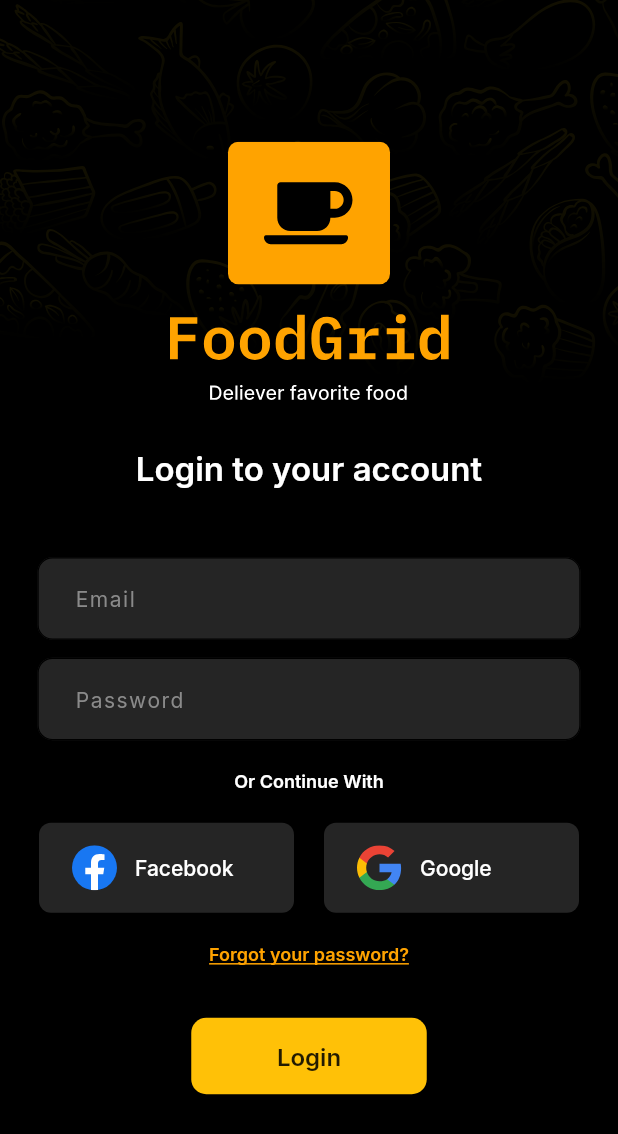
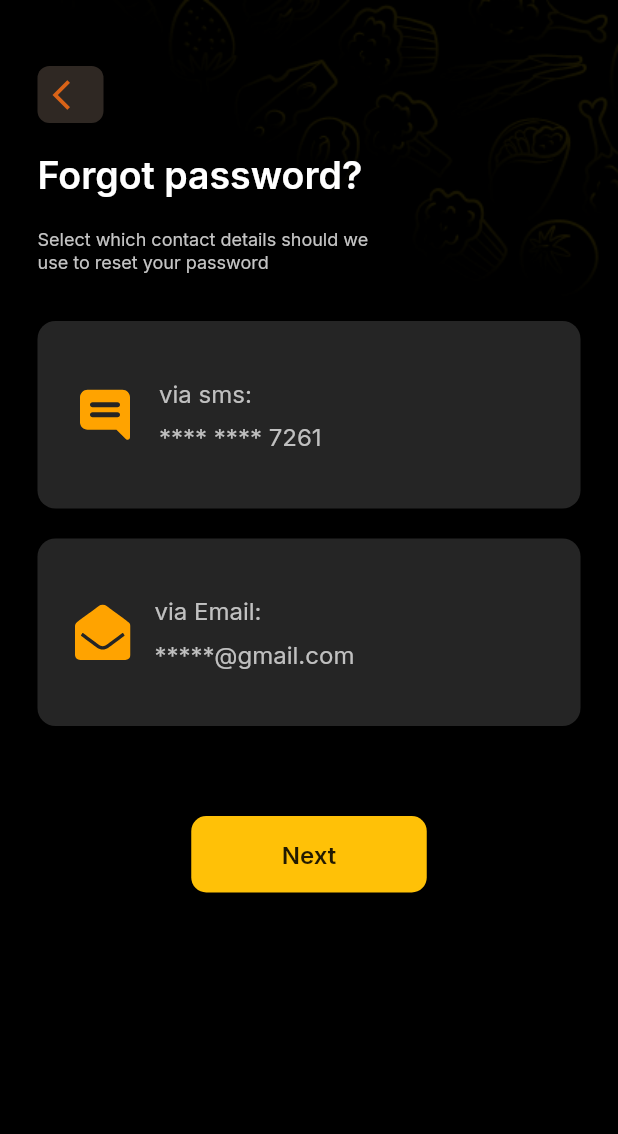
Before and after one commit to kamrulcse7/Food-Grid-App, a Flutter app: the LogInScreen screen opened directly, after a tap on "Forgot your password?", on a phone screen of 412 x 824 dp. Shown: the top 1134 px of the screen. Run offline on Flutter 3.47's test engine with Material 2 defaults, Android fonts, the phone set to English and light mode, and no system bars; our stand-ins replace flutter_svg, get, google_fonts, image_picker, page_transition; project files that could hold a hidden picture were left out.

Commit message:
forgot password screens design

```diff
--- /dev/null
+++ b/lib/screen/forgotPassword/via_method_screen.dart
@@ -0,0 +1,139 @@
+import 'package:flutter/material.dart';
+import 'package:flutter_svg/svg.dart';
+import 'package:food_grid/screen/forgotPassword/reset_password.dart';
+import 'package:food_grid/widget/custom_bg.dart';
+
+import '../../const.dart';
+import '../../widget/custom_button.dart';
+import '../../widget/custom_leading_button.dart';
+
+class ViaMethodScreen extends StatelessWidget {
+  const ViaMethodScreen({super.key});
+
+  @override
+  Widget build(BuildContext context) {
+    return CustomBg(
+      child: Scaffold(
+        backgroundColor: Colors.transparent,
+        body: Container(
+          width: double.infinity,
+          height: double.infinity,
+          padding: EdgeInsets.only(left: 25.0, top: 44.0, right: 25.0),
+          child: Column(
+            crossAxisAlignment: CrossAxisAlignment.start,
+            children: [
+              CustomLeadingButton(
+                onTap: () => Navigator.pop(context),
+              ),
+              Container(
+                padding: EdgeInsets.only(top: 20.0, bottom: 32.0),
+                child: Column(
+                  crossAxisAlignment: CrossAxisAlignment.start,
+                  children: [
+                    Text(
+                      "Forgot password?",
+                      style: myTextStyle(
+                        clr: Colors.white,
+                        fw: FontWeight.w600,
+                        size: 25.0,
+                      ),
+                    ),
+                    SizedBox(
+                      height: 20.0,
+                    ),
+                    Text(
+                      "Select which contact details should we \nuse to reset your password",
+                      style: myTextStyle(
+                        clr: Color(0xFfC4C4C4),
+                        fw: FontWeight.w400,
+                        size: 12.0,
+                      ),
+                    ),
+                  ],
+                ),
+              ),
+              Container(
+                child: Column(
+                  children: [
+                    viaMethodBtn(
+                      onTap: (){},
+                      img: "message.svg",
+                      forgotType: "via sms:",
+                      forgotValue: "**** **** 7261",
+                    ),
+                    SizedBox(
+                      height: 20.0,
+                    ),
+                    viaMethodBtn(
+                      onTap: (){},
+                      img: "email.svg",
+                      forgotType: "via Email:",
+                      forgotValue: "*****@gmail.com",
+                    ),
+                  ],
+                ),
+              ),
+              SizedBox(
+                height: 60.0,
+              ),
+              Align(
+                alignment: Alignment.center,
+                child: CustomButton(
+                  onTap: () {
+                    Navigator.of(context).push(
+                      nextPage(ResetPasswordScreen()),
+                    );
+                  },
+                  height: 51.0,
+                  width: 157.0,
+                  title: "Next",
+                ),
+              ),
+            ],
+          ),
+        ),
+      ),
+    );
+  }
+
+  viaMethodBtn({VoidCallback? onTap, String? img,  String? forgotType, String? forgotValue}) {
+    return GestureDetector(
+      onTap: onTap,
+      child: Container(
+        padding: EdgeInsets.only(left: 25.0, top: 36, bottom: 36.0),
+        height: 125.0,
+        decoration: BoxDecoration(
+          color: Color(0xFF252525),
+          borderRadius: BorderRadius.circular(12.0),
+        ),
+        child: Row(
+          children: [
+            SvgPicture.asset("assets/icon/$img"),
+            SizedBox(
+              width: 16.0,
+            ),
+            Column(
+              mainAxisAlignment: MainAxisAlignment.center,
+              crossAxisAlignment: CrossAxisAlignment.start,
+              children: [
+                Text(
+                  "${forgotType ?? ''}",
+                  style: myTextStyle(
+                      size: 16.0, fw: FontWeight.w400, clr: Color(0xFFC0C0C0)),
+                ),
+                SizedBox(
+                  height: 10.0,
+                ),
+                Text(
+                  "${forgotValue ?? ''}",
+                  style: myTextStyle(
+                      size: 16.0, fw: FontWeight.w400, clr: Color(0xFFC0C0C0)),
+                ),
+              ],
+            ),
+          ],
+        ),
+      ),
+    );
+  }
+}
--- a/lib/screen/login_screen.dart
+++ b/lib/screen/login_screen.dart
@@ -1,5 +1,6 @@
 import 'package:flutter/material.dart';
 import 'package:flutter_svg/svg.dart';
+import 'package:food_grid/screen/forgotPassword/via_method_screen.dart';
 import 'package:food_grid/screen/signUp/sign_up_screen.dart';
 
 import '../const.dart';
@@ -25,7 +26,7 @@ class LogInScreen extends StatelessWidget {
             child: SvgPicture.asset(
               "assets/images/bg_pattern.svg",
               fit: BoxFit.cover,
-              color: Color(0xFF7D6D07).withOpacity(0.7),
+              color: Color(0xFF7D6D07).withOpacity(0.5),
             ),
           ),
           Container(
@@ -108,7 +109,12 @@ class LogInScreen extends StatelessWidget {
                           ),
                         ),
                         GestureDetector(
-                          onTap: () {},
+                          onTap: () {
+                            Navigator.push(
+                              context,
+                              nextPage(ViaMethodScreen()),
+                            );
+                          },
                           child: Text(
                             "Forgot your password?",
                             style: myTextStyle(
--- a/lib/screen/ready_profile_screen.dart
+++ b/lib/screen/ready_profile_screen.dart
@@ -52,7 +52,7 @@ class ReadyProfileScreen extends StatelessWidget {
               },
               height: 51.0,
               width: 157.0,
-              title: "Next",
+              title: "Try Order",
             ),
           ],
         ),
--- a/lib/widget/custom_text_field.dart
+++ b/lib/widget/custom_text_field.dart
@@ -10,11 +10,13 @@ class CustomTextField extends StatelessWidget {
     required this.controller,
     required this.obscureText,
     this.keyboardType,
+    this.suffixIcon,
   }) : super(key: key);
   final String? hintText;
   final TextEditingController controller;
   final bool obscureText;
   final TextInputType? keyboardType;
+  final Widget? suffixIcon;
 
   @override
   Widget build(BuildContext context) {
@@ -24,6 +26,7 @@ class CustomTextField extends StatelessWidget {
       obscureText: obscureText,
       autofocus: false,
       keyboardType: keyboardType,
+
       style: TextStyle(
           fontSize: 16.0,
           color: Color(0xFFfefefe),
@@ -31,6 +34,7 @@ class CustomTextField extends StatelessWidget {
       decoration: InputDecoration(
         fillColor: Color(0xFF252525),
         filled: true,
+        suffixIcon: suffixIcon,
         // border: OutlineInputBorder(
         //   borderRadius: BorderRadius.circular(10.0),
         //   gapPadding: 5.0,
```
Also changed, not shown: lib/screen/forgotPassword/reset_password.dart (added, +133 -0 lines), lib/screen/forgotPassword/success_notification_screen.dart (added, +80 -0 lines), lib/screen/signUp/sign_up_screen.dart (+6 -1 lines), assets/icon/congrats2.svg (added), assets/icon/email.svg (added), assets/icon/message.svg (added), assets/images/bg_pattern3.svg (added).
